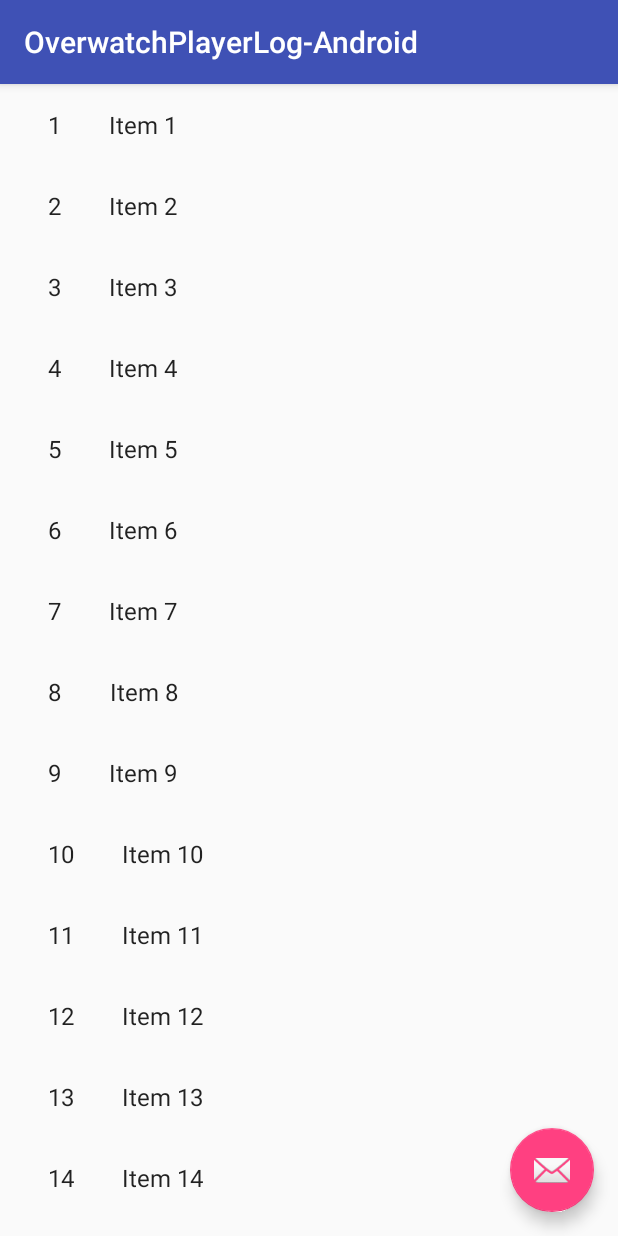
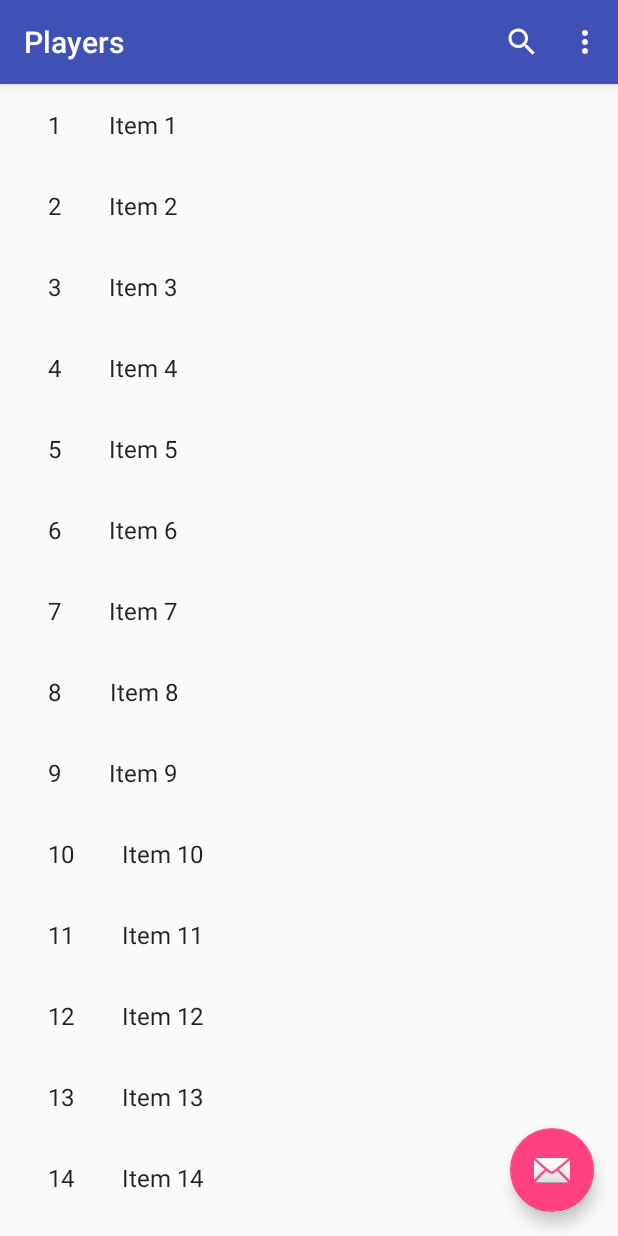
Before and after one commit to yxbh/Overwatch-Player-Log, an Android app: the screen it shows after launch (OwPlayerItemListActivity), on a phone screen of 412 x 824 dp. Run offline under Robolectric (Android 15) with nearby library versions, the phone set to English and light mode, and no system bars.

Commit message:
WIP
* add nav menu with search icon
* change app name
* change list activiity app bar title

```diff
--- a/OverwatchPlayerLog-Android/app/src/main/AndroidManifest.xml
+++ b/OverwatchPlayerLog-Android/app/src/main/AndroidManifest.xml
@@ -10,7 +10,7 @@
         android:theme="@style/AppTheme">
         <activity
             android:name=".OwPlayerItemListActivity"
-            android:label="@string/app_name"
+            android:label="@string/players"
             android:theme="@style/AppTheme.NoActionBar">
             <intent-filter>
                 <action android:name="android.intent.action.MAIN" />
--- a/OverwatchPlayerLog-Android/app/src/main/java/me/benh/overwatchplayerlog/OwPlayerItemListActivity.java
+++ b/OverwatchPlayerLog-Android/app/src/main/java/me/benh/overwatchplayerlog/OwPlayerItemListActivity.java
@@ -10,6 +10,7 @@
 import android.support.design.widget.FloatingActionButton;
 import android.support.design.widget.Snackbar;
 import android.view.LayoutInflater;
+import android.view.Menu;
 import android.view.View;
 import android.view.ViewGroup;
 import android.widget.TextView;
@@ -64,6 +65,13 @@
             // activity should be in two-pane mode.
             mTwoPane = true;
         }
+    }
+
+    @Override
+    public boolean onCreateOptionsMenu(Menu menu) {
+        // Inflate the menu; this adds items to the action bar if it is present.
+        getMenuInflater().inflate(R.menu.menu_owplayeritem_list, menu);
+        return true;
     }
 
     private void setupRecyclerView(@NonNull RecyclerView recyclerView) {
--- /dev/null
+++ b/OverwatchPlayerLog-Android/app/src/main/res/drawable/ic_search.xml
@@ -0,0 +1,9 @@
+<vector xmlns:android="http://schemas.android.com/apk/res/android"
+        android:width="24dp"
+        android:height="24dp"
+        android:viewportWidth="24.0"
+        android:viewportHeight="24.0">
+    <path
+        android:fillColor="@color/colorAppBarIcon"
+        android:pathData="M15.5,14h-0.79l-0.28,-0.27C15.41,12.59 16,11.11 16,9.5 16,5.91 13.09,3 9.5,3S3,5.91 3,9.5 5.91,16 9.5,16c1.61,0 3.09,-0.59 4.23,-1.57l0.27,0.28v0.79l5,4.99L20.49,19l-4.99,-5zM9.5,14C7.01,14 5,11.99 5,9.5S7.01,5 9.5,5 14,7.01 14,9.5 11.99,14 9.5,14z"/>
+</vector>
--- /dev/null
+++ b/OverwatchPlayerLog-Android/app/src/main/res/menu/menu_owplayeritem_list.xml
@@ -0,0 +1,14 @@
+<?xml version="1.0" encoding="utf-8"?>
+<menu xmlns:app="http://schemas.android.com/apk/res-auto"
+    xmlns:android="http://schemas.android.com/apk/res/android">
+
+    <item
+        android:id="@+id/app_bar_search"
+        android:actionViewClass="android.support.v7.widget.SearchView"
+        android:icon="@drawable/ic_search"
+        android:title="Search"
+        android:visible="true"
+        android:showAsAction="always"
+        app:showAsAction="always" />
+    <item android:title="Settings" />
+</menu>
--- a/OverwatchPlayerLog-Android/app/src/main/res/values/colors.xml
+++ b/OverwatchPlayerLog-Android/app/src/main/res/values/colors.xml
@@ -3,4 +3,6 @@
     <color name="colorPrimary">#3F51B5</color>
     <color name="colorPrimaryDark">#303F9F</color>
     <color name="colorAccent">#FF4081</color>
+    <color name="colorWhite">#FFFFFF</color>
+    <color name="colorAppBarIcon">#FFFFFF</color>
 </resources>
--- a/OverwatchPlayerLog-Android/app/src/main/res/values/strings.xml
+++ b/OverwatchPlayerLog-Android/app/src/main/res/values/strings.xml
@@ -1,4 +1,5 @@
 <resources>
-    <string name="app_name">OverwatchPlayerLog-Android</string>
+    <string name="app_name">OverwatchPlayerLog</string>
     <string name="title_owplayeritem_detail">OwPlayerItem Detail</string>
+    <string name="players">Players</string>
 </resources>
```
